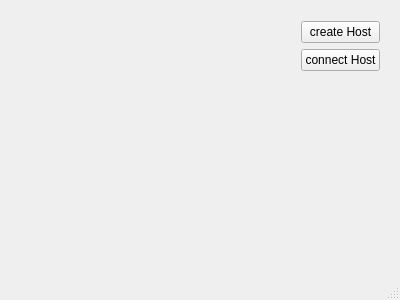
This is Qthello/mainwindow.ui in boy2000-007man/Qt as Qt 5 draws it before an edit. The edited form follows.
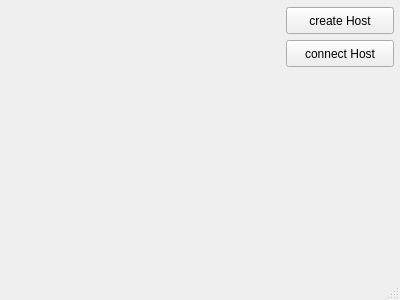
This is the edited form.

```diff
--- a/Qthello/mainwindow.ui
+++ b/Qthello/mainwindow.ui
@@ -17,17 +17,49 @@
    <widget class="QWidget" name="verticalLayoutWidget_2">
     <property name="geometry">
      <rect>
-      <x>290</x>
-      <y>10</y>
-      <width>101</width>
-      <height>231</height>
+      <x>0</x>
+      <y>0</y>
+      <width>401</width>
+      <height>251</height>
      </rect>
     </property>
-    <layout class="QVBoxLayout" name="verticalLayout_2">
+    <layout class="QGridLayout" name="gridLayout">
+     <property name="leftMargin">
+      <number>7</number>
+     </property>
+     <property name="topMargin">
+      <number>7</number>
+     </property>
+     <property name="rightMargin">
+      <number>7</number>
+     </property>
+     <property name="bottomMargin">
+      <number>7</number>
+     </property>
+     <item row="0" column="1">
+      <layout class="QVBoxLayout" name="buttonsLayout">
      <item>
-      <layout class="QVBoxLayout" name="verticalLayout">
+        <layout class="QVBoxLayout" name="buttonLayout">
        <item>
         <widget class="QPushButton" name="createHost">
+           <property name="sizePolicy">
+            <sizepolicy hsizetype="Fixed" vsizetype="Fixed">
+             <horstretch>0</horstretch>
+             <verstretch>0</verstretch>
+            </sizepolicy>
+           </property>
+           <property name="minimumSize">
+            <size>
+             <width>108</width>
+             <height>27</height>
+            </size>
+           </property>
+           <property name="maximumSize">
+            <size>
+             <width>108</width>
+             <height>27</height>
+            </size>
+           </property>
          <property name="text">
           <string>create Host</string>
          </property>
@@ -35,6 +67,24 @@
        </item>
        <item>
         <widget class="QPushButton" name="connectHost">
+           <property name="sizePolicy">
+            <sizepolicy hsizetype="Fixed" vsizetype="Fixed">
+             <horstretch>0</horstretch>
+             <verstretch>0</verstretch>
+            </sizepolicy>
+           </property>
+           <property name="minimumSize">
+            <size>
+             <width>108</width>
+             <height>27</height>
+            </size>
+           </property>
+           <property name="maximumSize">
+            <size>
+             <width>108</width>
+             <height>27</height>
+            </size>
+           </property>
          <property name="text">
           <string>connect Host</string>
          </property>
@@ -54,6 +104,11 @@
         </size>
        </property>
       </spacer>
+       </item>
+      </layout>
+     </item>
+     <item row="0" column="0">
+      <widget class="QWidget" name="chessWidget" native="true"/>
      </item>
     </layout>
    </widget>
```
Left out of the diff: 4 changed lines with no effect on the pictures. Lines whose indentation alone changed are shown as unchanged.
